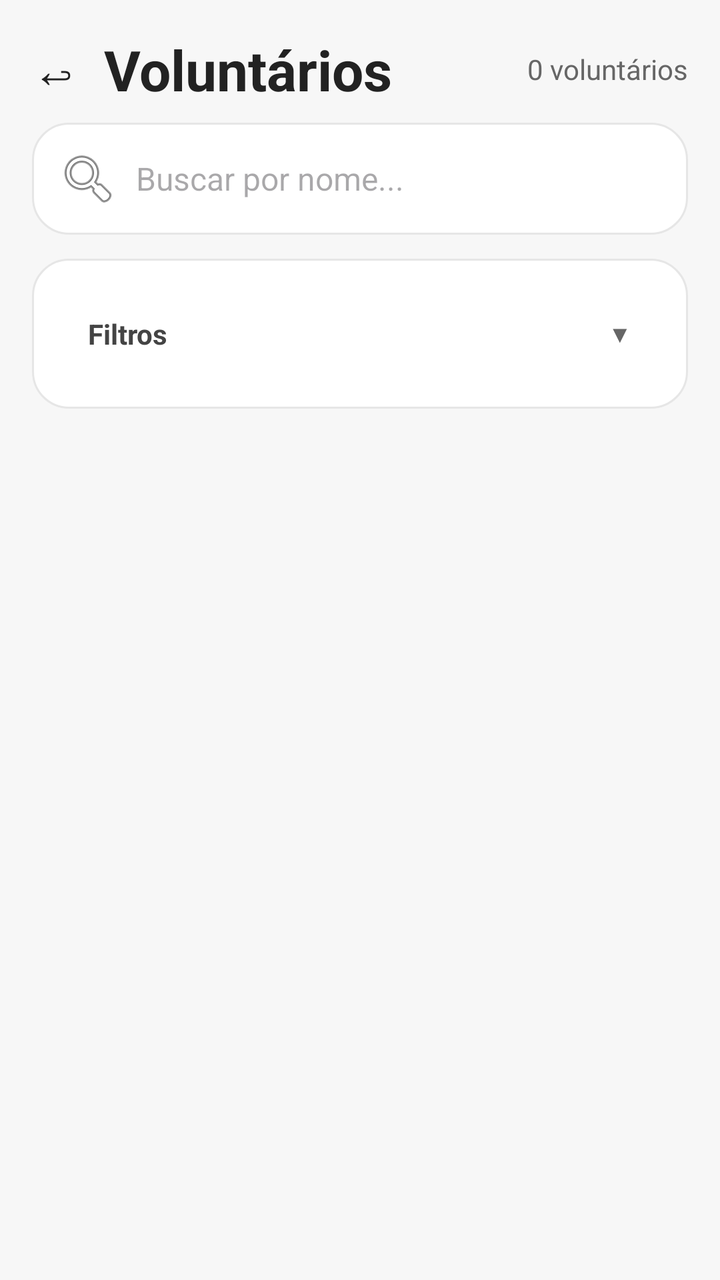
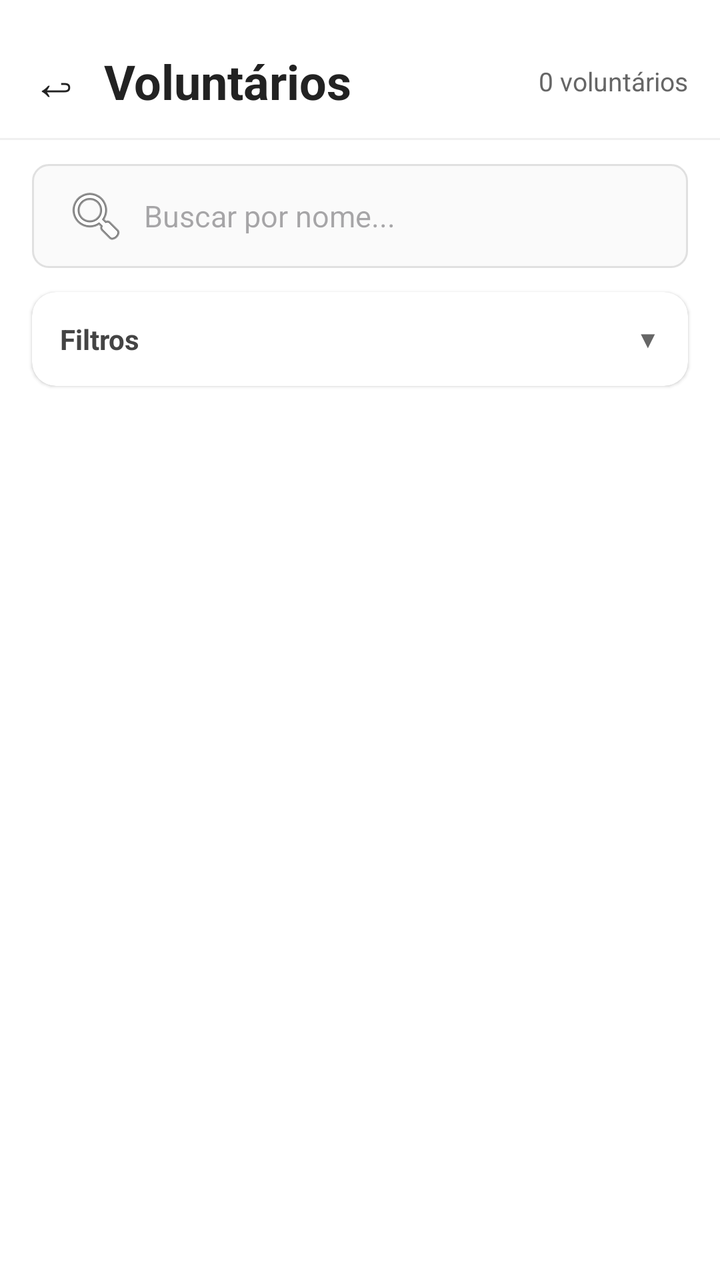

Screens rendered from an Android XML layout before and after an edit, with the pre-edit source and the edit as a unified diff.
<!-- AndroidManifest.xml: application theme Theme.Extensao -->
<!-- res/layout/activity_voluntarios.xml -->
<?xml version="1.0" encoding="utf-8"?>
<LinearLayout xmlns:android="http://schemas.android.com/apk/res/android"
    xmlns:app="http://schemas.android.com/apk/res-auto"
    android:orientation="vertical"
    android:background="#F7F7F7"
    android:layout_width="match_parent"
    android:layout_height="match_parent">

    
    <LinearLayout
        android:orientation="horizontal"
        android:layout_width="match_parent"
        android:layout_height="wrap_content"
        android:gravity="center_vertical"
        android:paddingStart="16dp"
        android:paddingEnd="16dp"
        android:paddingTop="16dp"
        android:paddingBottom="8dp">

        <TextView
            android:id="@+id/btnVoltar"
            android:layout_width="wrap_content"
            android:layout_height="wrap_content"
            android:text="&#8617;"
            android:textSize="24sp"
            android:textColor="#222222"
            android:paddingEnd="12dp"
            android:clickable="true"
            android:focusable="true" />

        <TextView
            android:layout_width="0dp"
            android:layout_height="wrap_content"
            android:layout_weight="1"
            android:text="Voluntários"
            android:textSize="28sp"
            android:textStyle="bold"
            android:textColor="#222222" />

        <TextView
            android:id="@+id/txtContadorVoluntarios"
            android:layout_width="wrap_content"
            android:layout_height="wrap_content"
            android:text="0 voluntários"
            android:textSize="14sp"
            android:textColor="#666666" />

    </LinearLayout>

    
    <EditText
        android:id="@+id/editBuscaVoluntario"
        android:layout_width="match_parent"
        android:layout_height="wrap_content"
        android:hint="Buscar por nome..."
        android:drawableStart="@android:drawable/ic_menu_search"
        android:drawablePadding="8dp"
        android:background="@drawable/bg_card_evento"
        android:padding="12dp"
        android:textSize="16sp"
        android:inputType="text"
        android:layout_marginStart="16dp"
        android:layout_marginEnd="16dp"
        android:layout_marginBottom="12dp" />

    
    <LinearLayout
        android:orientation="vertical"
        android:layout_width="match_parent"
        android:layout_height="wrap_content"
        android:background="@drawable/bg_card_evento"
        android:layout_marginStart="16dp"
        android:layout_marginEnd="16dp"
        android:layout_marginBottom="8dp">

        
        <LinearLayout
            android:id="@+id/headerFiltros"
            android:orientation="horizontal"
            android:layout_width="match_parent"
            android:layout_height="wrap_content"
            android:gravity="center_vertical"
            android:padding="12dp"
            android:clickable="true"
            android:focusable="true">

            <TextView
                android:layout_width="0dp"
                android:layout_height="wrap_content"
                android:layout_weight="1"
                android:text="Filtros"
                android:textSize="14sp"
                android:textStyle="bold"
                android:textColor="#444444" />

            <TextView
                android:id="@+id/btnLimparFiltros"
                android:layout_width="wrap_content"
                android:layout_height="wrap_content"
                android:text="Limpar"
                android:textSize="12sp"
                android:textColor="#6750A4"
                android:clickable="true"
                android:focusable="true"
                android:paddingEnd="8dp"
                android:visibility="gone" />

            <TextView
                android:id="@+id/txtSetaFiltros"
                android:layout_width="wrap_content"
                android:layout_height="wrap_content"
                android:text="▼"
                android:textSize="12sp"
                android:textColor="#666666" />

        </LinearLayout>

        
        <LinearLayout
            android:id="@+id/conteudoFiltros"
            android:orientation="vertical"
            android:layout_width="match_parent"
            android:layout_height="wrap_content"
            android:paddingStart="12dp"
            android:paddingEnd="12dp"
            android:paddingBottom="12dp"
            android:visibility="gone">

            <TextView
                android:layout_width="match_parent"
                android:layout_height="wrap_content"
                android:text="Área"
                android:textSize="12sp"
                android:textStyle="bold"
                android:textColor="#666666"
                android:layout_marginBottom="4dp" />

            
            <com.google.android.material.chip.ChipGroup
                android:id="@+id/chipGroupAreas"
                android:layout_width="match_parent"
                android:layout_height="wrap_content"
                app:singleSelection="false"
                android:layout_marginBottom="8dp" />

            <View
                android:layout_width="match_parent"
                android:layout_height="1dp"
                android:background="#E0E0E0"
                android:layout_marginBottom="8dp" />

            <TextView
                android:layout_width="match_parent"
                android:layout_height="wrap_content"
                android:text="Dia"
                android:textSize="12sp"
                android:textStyle="bold"
                android:textColor="#666666"
                android:layout_marginBottom="4dp" />

            
            <com.google.android.material.chip.ChipGroup
                android:id="@+id/chipGroupDias"
                android:layout_width="match_parent"
                android:layout_height="wrap_content"
                app:singleSelection="false" />

        </LinearLayout>

    </LinearLayout>

    
    <HorizontalScrollView
        android:id="@+id/scrollFiltrosAtivos"
        android:layout_width="match_parent"
        android:layout_height="wrap_content"
        android:layout_marginStart="16dp"
        android:layout_marginEnd="16dp"
        android:layout_marginBottom="8dp"
        android:scrollbars="none"
        android:visibility="gone">

        <LinearLayout
            android:id="@+id/layoutFiltrosAtivos"
            android:orientation="horizontal"
            android:layout_width="wrap_content"
            android:layout_height="wrap_content"
            android:gravity="center_vertical">

            <TextView
                android:layout_width="wrap_content"
                android:layout_height="wrap_content"
                android:text="Filtrando: "
                android:textSize="12sp"
                android:textColor="#666666"
                android:layout_marginEnd="4dp" />

            <com.google.android.material.chip.ChipGroup
                android:id="@+id/chipGroupAtivos"
                android:layout_width="wrap_content"
                android:layout_height="wrap_content"
                app:singleLine="true" />

        </LinearLayout>

    </HorizontalScrollView>

    
    <TextView
        android:id="@+id/txtVazio"
        android:layout_width="match_parent"
        android:layout_height="wrap_content"
        android:text="Nenhum voluntário encontrado."
        android:textSize="16sp"
        android:textColor="#999999"
        android:gravity="center"
        android:layout_marginTop="40dp"
        android:visibility="gone" />

    
    <androidx.recyclerview.widget.RecyclerView
        android:id="@+id/recyclerVoluntarios"
        android:layout_width="match_parent"
        android:layout_height="match_parent"
        android:paddingStart="16dp"
        android:paddingEnd="16dp"
        android:paddingTop="4dp"
        android:clipToPadding="false" />

</LinearLayout>
<!-- resources referenced by this layout -->
<resources>
  <!-- drawable bg_card_evento (drawable) -->
  <?xml version="1.0" encoding="utf-8"?>
  <shape xmlns:android="http://schemas.android.com/apk/res/android">
      <solid android:color="#FFFFFF"/>
      <corners android:radius="18dp"/>
      <stroke
          android:width="1dp"
          android:color="#E6E6E6"/>
      <padding
          android:left="16dp"
          android:top="16dp"
          android:right="16dp"
          android:bottom="16dp"/>
  </shape>
  <style name="Theme.Extensao" parent="Base.Theme.Extensao" />
  <style name="Base.Theme.Extensao" parent="Theme.Material3.DayNight.NoActionBar">
          
          
      </style>
</resources>

<!-- the commit's change to res/layout/activity_voluntarios.xml (unified diff, before → after) -->
@@ -2,7 +2,7 @@
 <LinearLayout xmlns:android="http://schemas.android.com/apk/res/android"
     xmlns:app="http://schemas.android.com/apk/res-auto"
     android:orientation="vertical"
-    android:background="#F7F7F7"
+    android:background="@color/white"
     android:layout_width="match_parent"
     android:layout_height="match_parent">
 
@@ -14,8 +14,8 @@
         android:gravity="center_vertical"
         android:paddingStart="16dp"
         android:paddingEnd="16dp"
-        android:paddingTop="16dp"
-        android:paddingBottom="8dp">
+        android:paddingTop="24dp"
+        android:paddingBottom="12dp">
 
         <TextView
             android:id="@+id/btnVoltar"
@@ -23,7 +23,7 @@
             android:layout_height="wrap_content"
             android:text="&#8617;"
             android:textSize="24sp"
-            android:textColor="#222222"
+            android:textColor="@color/text_primary"
             android:paddingEnd="12dp"
             android:clickable="true"
             android:focusable="true" />
@@ -33,141 +33,155 @@
             android:layout_height="wrap_content"
             android:layout_weight="1"
             android:text="Voluntários"
-            android:textSize="28sp"
+            android:textSize="24sp"
             android:textStyle="bold"
-            android:textColor="#222222" />
+            android:textColor="@color/text_primary" />
 
         <TextView
             android:id="@+id/txtContadorVoluntarios"
             android:layout_width="wrap_content"
             android:layout_height="wrap_content"
             android:text="0 voluntários"
-            android:textSize="14sp"
-            android:textColor="#666666" />
+            android:textSize="13sp"
+            android:textColor="@color/text_secondary" />
 
     </LinearLayout>
+
+    
+    <View
+        android:layout_width="match_parent"
+        android:layout_height="1dp"
+        android:background="@color/divider"
+        android:layout_marginBottom="12dp" />
 
     
     <EditText
         android:id="@+id/editBuscaVoluntario"
         android:layout_width="match_parent"
-        android:layout_height="wrap_content"
+        android:layout_height="52dp"
         android:hint="Buscar por nome..."
         android:drawableStart="@android:drawable/ic_menu_search"
         android:drawablePadding="8dp"
-        android:background="@drawable/bg_card_evento"
-        android:padding="12dp"
-        android:textSize="16sp"
+        android:background="@drawable/bg_input_field"
+        android:paddingStart="16dp"
+        android:paddingEnd="16dp"
+        android:textSize="15sp"
         android:inputType="text"
         android:layout_marginStart="16dp"
         android:layout_marginEnd="16dp"
         android:layout_marginBottom="12dp" />
 
     
-    <LinearLayout
-        android:orientation="vertical"
-        android:layout_width="match_parent"
-        android:layout_height="wrap_content"
-        android:background="@drawable/bg_card_evento"
+    <androidx.cardview.widget.CardView
+        android:layout_width="match_parent"
+        android:layout_height="wrap_content"
         android:layout_marginStart="16dp"
         android:layout_marginEnd="16dp"
-        android:layout_marginBottom="8dp">
-
-        
+        android:layout_marginBottom="8dp"
+        app:cardCornerRadius="12dp"
+        app:cardElevation="1dp"
+        app:cardBackgroundColor="@color/white">
+
         <LinearLayout
-            android:id="@+id/headerFiltros"
-            android:orientation="horizontal"
-            android:layout_width="match_parent"
-            android:layout_height="wrap_content"
-            android:gravity="center_vertical"
-            android:padding="12dp"
-            android:clickable="true"
-            android:focusable="true">
-
-            <TextView
-                android:layout_width="0dp"
-                android:layout_height="wrap_content"
-                android:layout_weight="1"
-                android:text="Filtros"
-                android:textSize="14sp"
-                android:textStyle="bold"
-                android:textColor="#444444" />
-
-            <TextView
-                android:id="@+id/btnLimparFiltros"
-                android:layout_width="wrap_content"
-                android:layout_height="wrap_content"
-                android:text="Limpar"
-                android:textSize="12sp"
-                android:textColor="#6750A4"
-                android:clickable="true"
-                android:focusable="true"
-                android:paddingEnd="8dp"
-                android:visibility="gone" />
-
-            <TextView
-                android:id="@+id/txtSetaFiltros"
-                android:layout_width="wrap_content"
-                android:layout_height="wrap_content"
-                android:text="▼"
-                android:textSize="12sp"
-                android:textColor="#666666" />
-
-        </LinearLayout>
-
-        
-        <LinearLayout
-            android:id="@+id/conteudoFiltros"
             android:orientation="vertical"
             android:layout_width="match_parent"
-            android:layout_height="wrap_content"
-            android:paddingStart="12dp"
-            android:paddingEnd="12dp"
-            android:paddingBottom="12dp"
-            android:visibility="gone">
-
-            <TextView
+            android:layout_height="wrap_content">
+
+            
+            <LinearLayout
+                android:id="@+id/headerFiltros"
+                android:orientation="horizontal"
                 android:layout_width="match_parent"
                 android:layout_height="wrap_content"
-                android:text="Área"
-                android:textSize="12sp"
-                android:textStyle="bold"
-                android:textColor="#666666"
-                android:layout_marginBottom="4dp" />
+                android:gravity="center_vertical"
+                android:padding="14dp"
+                android:clickable="true"
+                android:focusable="true">
+
+                <TextView
+                    android:layout_width="0dp"
+                    android:layout_height="wrap_content"
+                    android:layout_weight="1"
+                    android:text="Filtros"
+                    android:textSize="14sp"
+                    android:textStyle="bold"
+                    android:textColor="@color/text_description" />
+
+                <TextView
+                    android:id="@+id/btnLimparFiltros"
+                    android:layout_width="wrap_content"
+                    android:layout_height="wrap_content"
+                    android:text="Limpar"
+                    android:textSize="12sp"
+                    android:textColor="@color/primary_red"
+                    android:clickable="true"
+                    android:focusable="true"
+                    android:paddingEnd="8dp"
+                    android:visibility="gone" />
+
+                <TextView
+                    android:id="@+id/txtSetaFiltros"
+                    android:layout_width="wrap_content"
+                    android:layout_height="wrap_content"
+                    android:text="▼"
+                    android:textSize="12sp"
+                    android:textColor="@color/text_secondary" />
+
+            </LinearLayout>
 
             
-            <com.google.android.material.chip.ChipGroup
-                android:id="@+id/chipGroupAreas"
+            <LinearLayout
+                android:id="@+id/conteudoFiltros"
+                android:orientation="vertical"
                 android:layout_width="match_parent"
                 android:layout_height="wrap_content"
-                app:singleSelection="false"
-                android:layout_marginBottom="8dp" />
-
-            <View
-                android:layout_width="match_parent"
-                android:layout_height="1dp"
-                android:background="#E0E0E0"
-                android:layout_marginBottom="8dp" />
-
-            <TextView
-                android:layout_width="match_parent"
-                android:layout_height="wrap_content"
-                android:text="Dia"
-                android:textSize="12sp"
-                android:textStyle="bold"
-                android:textColor="#666666"
-                android:layout_marginBottom="4dp" />
-
-            
-            <com.google.android.material.chip.ChipGroup
-                android:id="@+id/chipGroupDias"
-                android:layout_width="match_parent"
-                android:layout_height="wrap_content"
-                app:singleSelection="false" />
+                android:paddingStart="14dp"
+                android:paddingEnd="14dp"
+                android:paddingBottom="14dp"
+                android:visibility="gone">
+
+                <TextView
+                    android:layout_width="match_parent"
+                    android:layout_height="wrap_content"
+                    android:text="Área"
+                    android:textSize="12sp"
+                    android:textStyle="bold"
+                    android:textColor="@color/text_secondary"
+                    android:layout_marginBottom="4dp" />
+
+                <com.google.android.material.chip.ChipGroup
+                    android:id="@+id/chipGroupAreas"
+                    android:layout_width="match_parent"
+                    android:layout_height="wrap_content"
+                    app:singleSelection="false"
+                    android:layout_marginBottom="8dp" />
+
+                <View
+                    android:layout_width="match_parent"
+                    android:layout_height="1dp"
+                    android:background="@color/divider"
+                    android:layout_marginBottom="8dp" />
+
+                <TextView
+                    android:layout_width="match_parent"
+                    android:layout_height="wrap_content"
+                    android:text="Dia"
+                    android:textSize="12sp"
+                    android:textStyle="bold"
+                    android:textColor="@color/text_secondary"
+                    android:layout_marginBottom="4dp" />
+
+                <com.google.android.material.chip.ChipGroup
+                    android:id="@+id/chipGroupDias"
+                    android:layout_width="match_parent"
+                    android:layout_height="wrap_content"
+                    app:singleSelection="false" />
+
+            </LinearLayout>
 
         </LinearLayout>
 
-    </LinearLayout>
+    </androidx.cardview.widget.CardView>
 
     
     <HorizontalScrollView
@@ -192,7 +206,7 @@
                 android:layout_height="wrap_content"
                 android:text="Filtrando: "
                 android:textSize="12sp"
-                android:textColor="#666666"
+                android:textColor="@color/text_secondary"
                 android:layout_marginEnd="4dp" />
 
             <com.google.android.material.chip.ChipGroup
@@ -211,8 +225,8 @@
         android:layout_width="match_parent"
         android:layout_height="wrap_content"
         android:text="Nenhum voluntário encontrado."
-        android:textSize="16sp"
-        android:textColor="#999999"
+        android:textSize="15sp"
+        android:textColor="@color/text_secondary"
         android:gravity="center"
         android:layout_marginTop="40dp"
         android:visibility="gone" />
@@ -225,6 +239,7 @@
         android:paddingStart="16dp"
         android:paddingEnd="16dp"
         android:paddingTop="4dp"
+        android:paddingBottom="16dp"
         android:clipToPadding="false" />
 
 </LinearLayout>
<!-- resource entries referenced after the edit -->
@@ -1,23 +1,37 @@
 <!-- resources referenced by this layout -->
 <resources>
-  <!-- drawable bg_card_evento (drawable) -->
+  <color name="divider">#F0F0F0</color>
+  <color name="primary_red">#D32F2F</color>
+  <color name="text_description">#444444</color>
+  <color name="text_primary">#222222</color>
+  <color name="text_secondary">#666666</color>
+  <color name="white">#FFFFFFFF</color>
+  <!-- drawable bg_input_field (drawable) -->
   <?xml version="1.0" encoding="utf-8"?>
   <shape xmlns:android="http://schemas.android.com/apk/res/android">
-      <solid android:color="#FFFFFF"/>
-      <corners android:radius="18dp"/>
+      <solid android:color="#FAFAFA"/>
+      <corners android:radius="8dp"/>
       <stroke
           android:width="1dp"
-          android:color="#E6E6E6"/>
-      <padding
-          android:left="16dp"
-          android:top="16dp"
-          android:right="16dp"
-          android:bottom="16dp"/>
+          android:color="#E0E0E0"/>
   </shape>
   <style name="Theme.Extensao" parent="Base.Theme.Extensao" />
-  <style name="Base.Theme.Extensao" parent="Theme.Material3.DayNight.NoActionBar">
+  <style name="Base.Theme.Extensao" parent="Theme.Material3.Light.NoActionBar">
+          <item name="colorPrimary">@color/primary_red</item>
+          <item name="colorPrimaryVariant">@color/primary_red_dark</item>
+          <item name="colorOnPrimary">@color/white</item>
+          <item name="colorSecondary">@color/primary_red</item>
+          <item name="colorOnSecondary">@color/white</item>
+          <item name="android:windowBackground">@color/white</item>
+          <item name="colorSurface">@color/white</item>
+          <item name="colorOnSurface">@color/text_primary</item>
           
-          
+          <item name="bottomNavigationStyle">@style/BottomNavStyle</item>
+      </style>
+  <color name="primary_red_dark">#B71C1C</color>
+  <style name="BottomNavStyle" parent="Widget.MaterialComponents.BottomNavigationView">
+          <item name="itemIconTint">@color/bottom_nav_color</item>
+          <item name="itemTextColor">@color/bottom_nav_color</item>
       </style>
 </resources>
 
